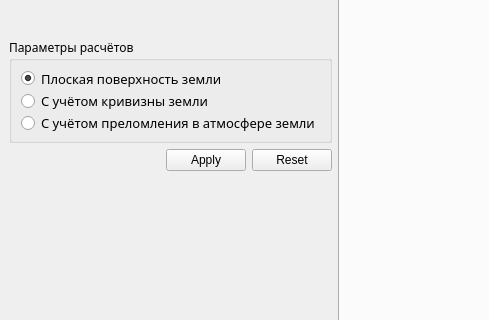
Kirikus/Terrain_213, file main/mainwindow.ui: the form before one commit; both pictures show x 0 to 489 and y 258 to 578 of the 1047 by 666 pixel window.
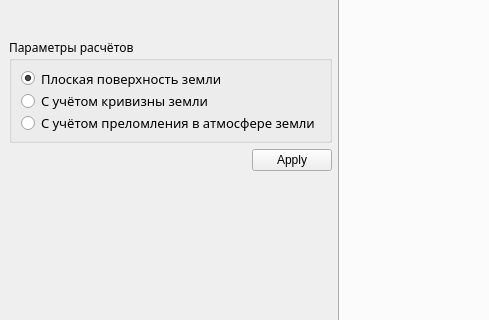
The form after the commit. Custom widgets are drawn as their Qt base class.

Commit message: chore(mainwindow): Delete reset button

Patch:
```diff
--- a/main/mainwindow.ui
+++ b/main/mainwindow.ui
@@ -147,7 +147,7 @@
        <bool>false</bool>
       </property>
       <property name="standardButtons">
-       <set>QDialogButtonBox::Apply|QDialogButtonBox::Reset</set>
+       <set>QDialogButtonBox::Apply</set>
       </property>
      </widget>
     </item>
```
Left out of the diff: 2 changed lines with no effect on the pictures.
